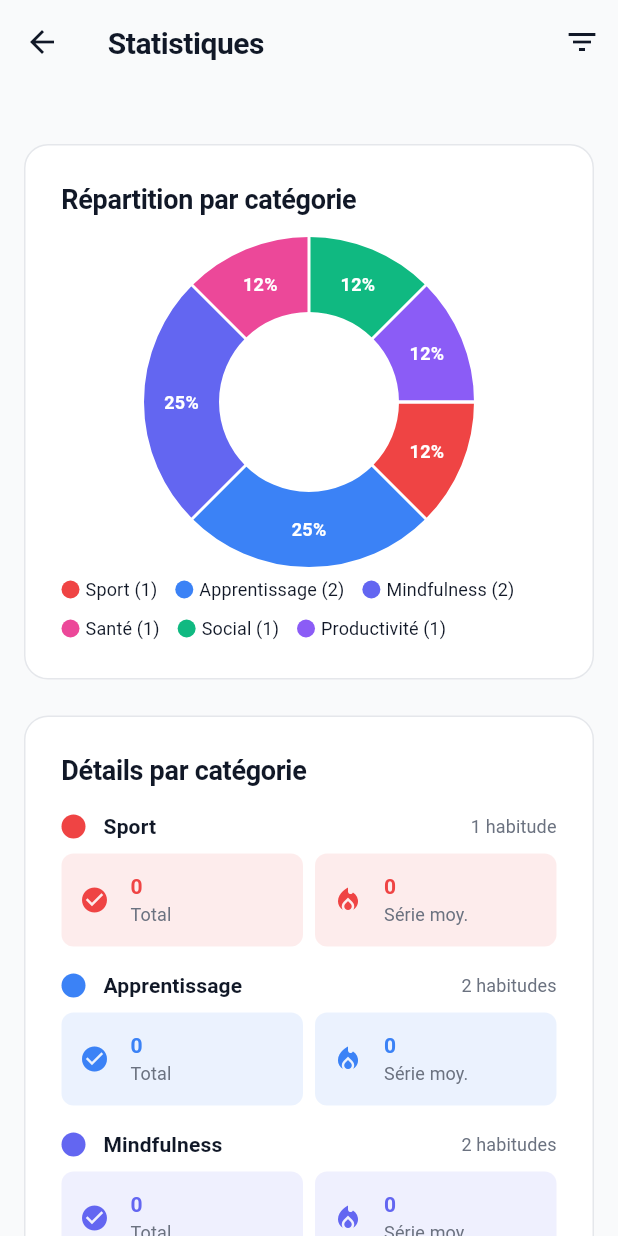
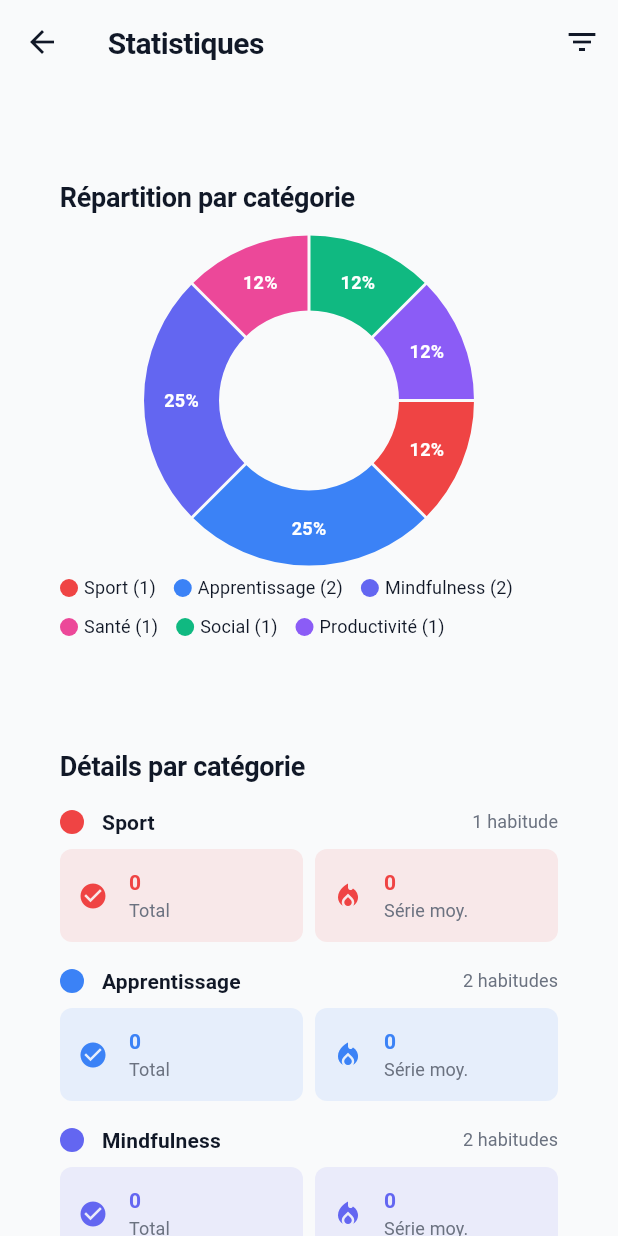
Before and after one commit to Rahim10020/atomic_habits_mobile, a Flutter app: the screen it shows after launch, after a tap on "Suivant", after a tap on "Passer", after a tap on the "bar chart" icon, on a phone screen of 412 x 824 dp. Run offline on Flutter 3.47's test engine with Material 3 defaults, Android fonts, the phone set to English and light mode, and no system bars; drawn by our look-alikes of fl_chart; our stand-ins replace drift, flutter_local_notifications, flutter_riverpod, flutter_timezone, go_router, share_plus and 4 more; accounts and stored records are empty; generated files the repository leaves out were written again.

Commit message:
amelioration du design

```diff
--- a/lib/presentation/screens/statistics/statistics_screen.dart
+++ b/lib/presentation/screens/statistics/statistics_screen.dart
@@ -206,13 +206,6 @@ class _StatisticsScreenState extends ConsumerState<StatisticsScreen> {
 
     return Container(
       padding: const EdgeInsets.all(AppConstants.paddingLarge),
-      decoration: BoxDecoration(
-        color: Theme.of(context).colorScheme.surface,
-        borderRadius: BorderRadius.circular(AppConstants.borderRadius),
-        border: Border.all(
-          color: Theme.of(context).colorScheme.surfaceContainerHighest,
-        ),
-      ),
       child: Column(
         crossAxisAlignment: CrossAxisAlignment.start,
         children: [
@@ -286,13 +279,6 @@ class _StatisticsScreenState extends ConsumerState<StatisticsScreen> {
 
     return Container(
       padding: const EdgeInsets.all(AppConstants.paddingLarge),
-      decoration: BoxDecoration(
-        color: Theme.of(context).colorScheme.surface,
-        borderRadius: BorderRadius.circular(AppConstants.borderRadius),
-        border: Border.all(
-          color: Theme.of(context).colorScheme.surfaceContainerHighest,
-        ),
-      ),
       child: Column(
         crossAxisAlignment: CrossAxisAlignment.start,
         children: [
@@ -417,13 +403,6 @@ class _StatisticsScreenState extends ConsumerState<StatisticsScreen> {
 
     return Container(
       padding: const EdgeInsets.all(AppConstants.paddingLarge),
-      decoration: BoxDecoration(
-        color: Theme.of(context).colorScheme.surface,
-        borderRadius: BorderRadius.circular(AppConstants.borderRadius),
-        border: Border.all(
-          color: Theme.of(context).colorScheme.surfaceContainerHighest,
-        ),
-      ),
       child: Column(
         crossAxisAlignment: CrossAxisAlignment.start,
         children: [
@@ -534,13 +513,6 @@ class _StatisticsScreenState extends ConsumerState<StatisticsScreen> {
     final days = completions.keys.toList()..sort();
     return Container(
       padding: const EdgeInsets.all(AppConstants.paddingLarge),
-      decoration: BoxDecoration(
-        color: Theme.of(context).colorScheme.surface,
-        borderRadius: BorderRadius.circular(AppConstants.borderRadius),
-        border: Border.all(
-          color: Theme.of(context).colorScheme.surfaceContainerHighest,
-        ),
-      ),
       child: Column(
         crossAxisAlignment: CrossAxisAlignment.start,
         children: [
```
